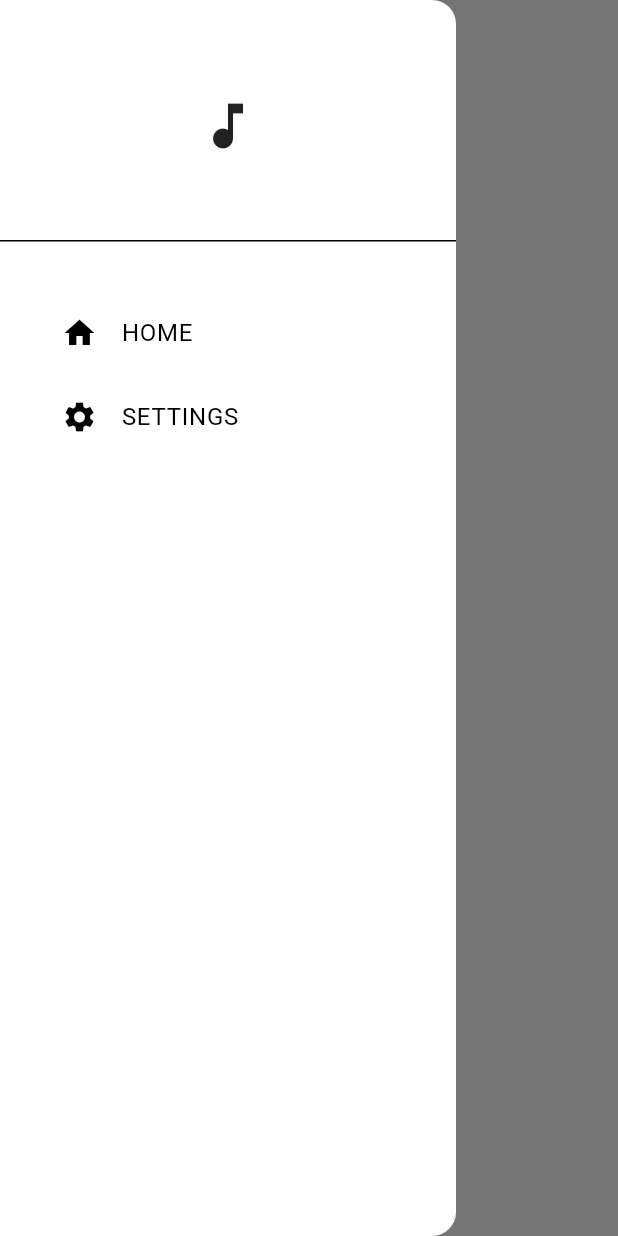
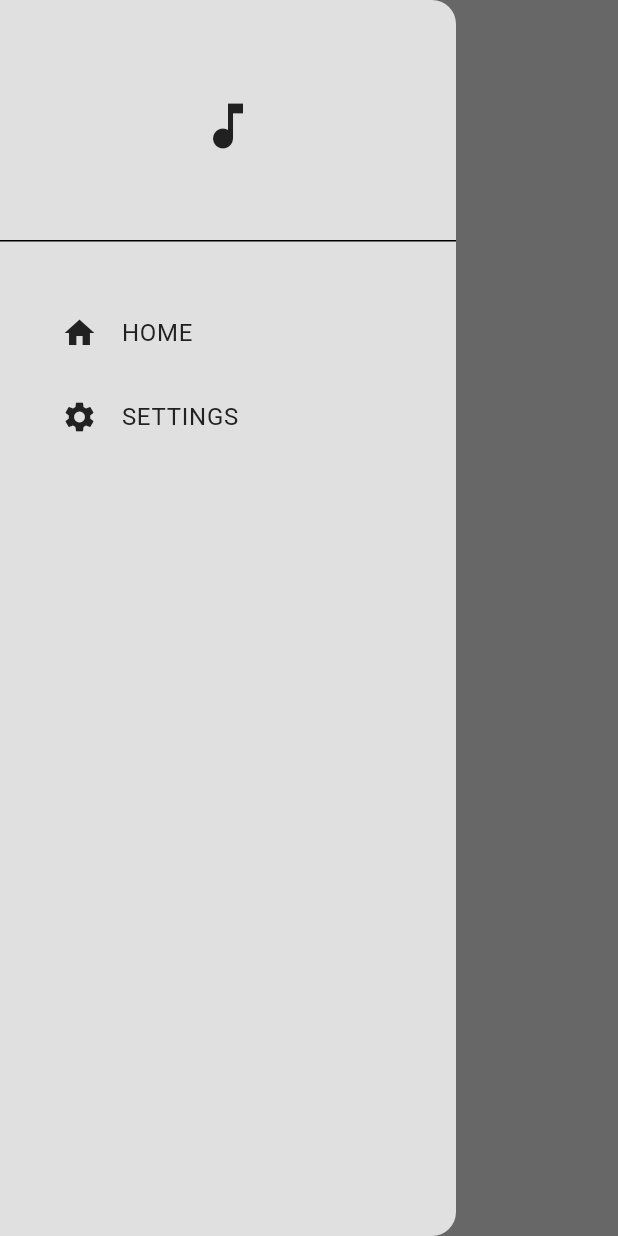
Before and after one commit to crhaxx/flutter_music_app, a Flutter app: the screen it shows after launch, with the side drawer open, on a phone screen of 412 x 824 dp. Run offline on Flutter 3.47's test engine with Material 3 defaults, Android fonts, the phone set to English and light mode, and no system bars.

Commit message:
Added color settings

```diff
--- a/lib/components/my_drawer.dart
+++ b/lib/components/my_drawer.dart
@@ -7,7 +7,7 @@
   @override
   Widget build(BuildContext context) {
     return Drawer(
-      backgroundColor: Theme.of(context).colorScheme.surface,
+      backgroundColor: Theme.of(context).colorScheme.background,
       child: Column(
         children: [
           //Note: logo
@@ -25,8 +25,15 @@
           Padding(
             padding: const EdgeInsets.only(left: 25.0, top: 25.0),
             child: ListTile(
-              title: const Text("HOME"),
-              leading: const Icon(Icons.home),
+              title: Text(
+                "HOME",
+                style: TextStyle(
+                    color: Theme.of(context).colorScheme.inversePrimary),
+              ),
+              leading: Icon(
+                Icons.home,
+                color: Theme.of(context).colorScheme.inversePrimary,
+              ),
               onTap: () => Navigator.pop(context),
             ),
           ),
@@ -35,8 +42,15 @@
           Padding(
             padding: const EdgeInsets.only(left: 25.0, top: 0),
             child: ListTile(
-              title: const Text("SETTINGS"),
-              leading: const Icon(Icons.settings),
+              title: Text(
+                "SETTINGS",
+                style: TextStyle(
+                    color: Theme.of(context).colorScheme.inversePrimary),
+              ),
+              leading: Icon(
+                Icons.settings,
+                color: Theme.of(context).colorScheme.inversePrimary,
+              ),
               onTap: () {
                 //Note: pop drawer
                 Navigator.pop(context);
--- a/lib/pages/home_page.dart
+++ b/lib/pages/home_page.dart
@@ -12,8 +12,30 @@
   @override
   Widget build(BuildContext context) {
     return Scaffold(
-      backgroundColor: Theme.of(context).colorScheme.surface,
-      appBar: AppBar(title: Text("PLAYLIST")),
+      backgroundColor: Theme.of(context).colorScheme.background,
+      appBar: AppBar(
+        leading: Builder(
+          builder: (BuildContext context) {
+            return IconButton(
+              icon: Icon(
+                Icons.menu,
+                color: Theme.of(context)
+                    .colorScheme
+                    .inversePrimary, // Change Custom Drawer Icon Color
+              ),
+              onPressed: () {
+                Scaffold.of(context).openDrawer();
+              },
+              tooltip: MaterialLocalizations.of(context).openAppDrawerTooltip,
+            );
+          },
+        ),
+        title: Text(
+          "PLAYLIST",
+          style: TextStyle(color: Theme.of(context).colorScheme.inversePrimary),
+        ),
+        backgroundColor: Theme.of(context).colorScheme.background,
+      ),
       drawer: MyDrawer(),
     );
   }
--- a/lib/themes/dark_mode.dart
+++ b/lib/themes/dark_mode.dart
@@ -4,7 +4,7 @@
   colorScheme: ColorScheme.light(
     background: Colors.grey.shade900,
     primary: Colors.grey.shade600,
-    secondary: Colors.grey.shade800,
+    secondary: const Color.fromARGB(255, 51, 51, 51),
     inversePrimary: Colors.grey.shade300,
   ),
 );
```
Also changed, not shown: lib/pages/settings_page.dart (+53 -1 lines).
